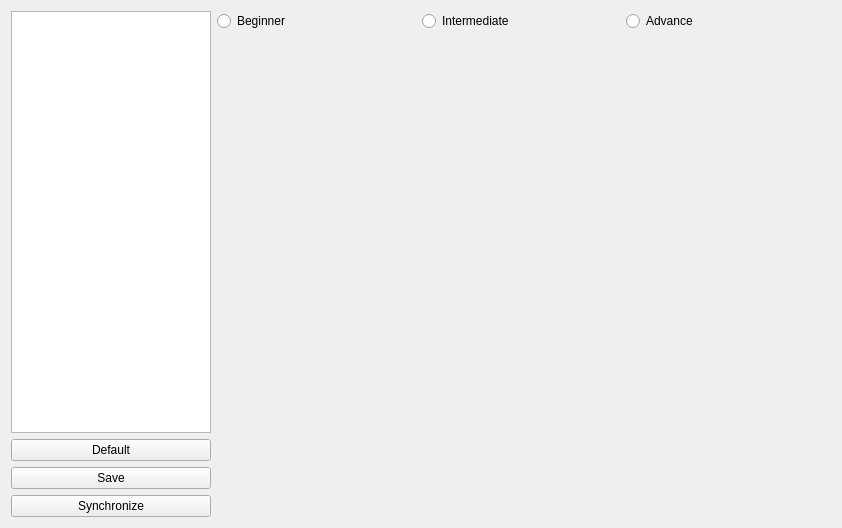
The window that ui/subpanel/pidparametersupdater/PIDParametersUpdaterPanel.ui (AeroQuad/AeroQuadConfiguratorPyQt) describes before a commit, drawn with Qt 5.
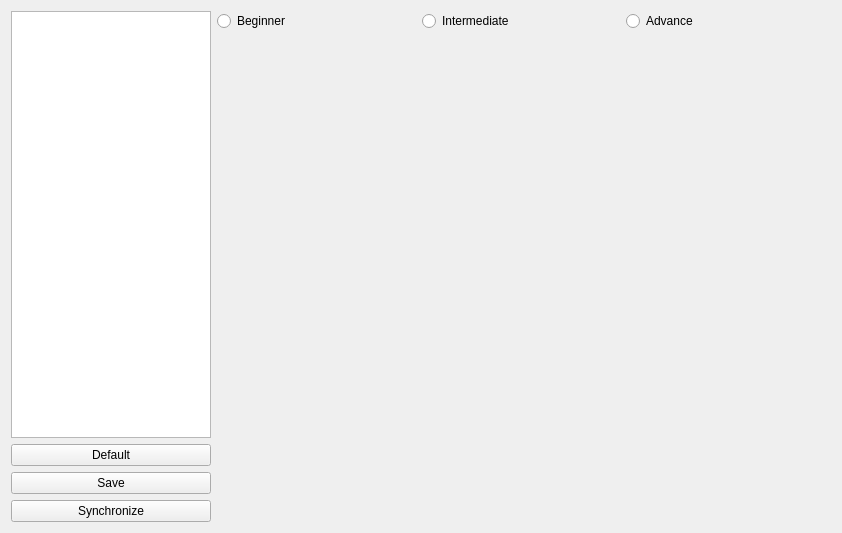
The same window after the commit.

```diff
--- a/ui/subpanel/pidparametersupdater/PIDParametersUpdaterPanel.ui
+++ b/ui/subpanel/pidparametersupdater/PIDParametersUpdaterPanel.ui
@@ -7,7 +7,7 @@
     <x>0</x>
     <y>0</y>
     <width>842</width>
-    <height>528</height>
+    <height>533</height>
    </rect>
   </property>
   <property name="windowTitle">
```
Left out of the diff: 2 changed lines with no effect on the pictures.
